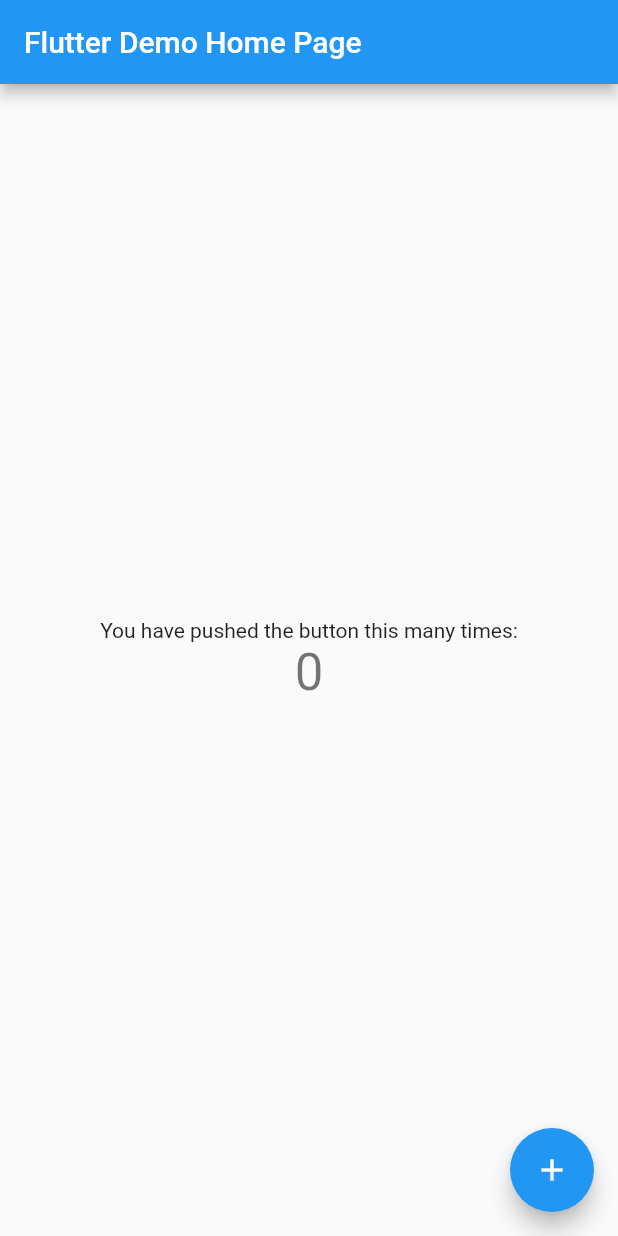
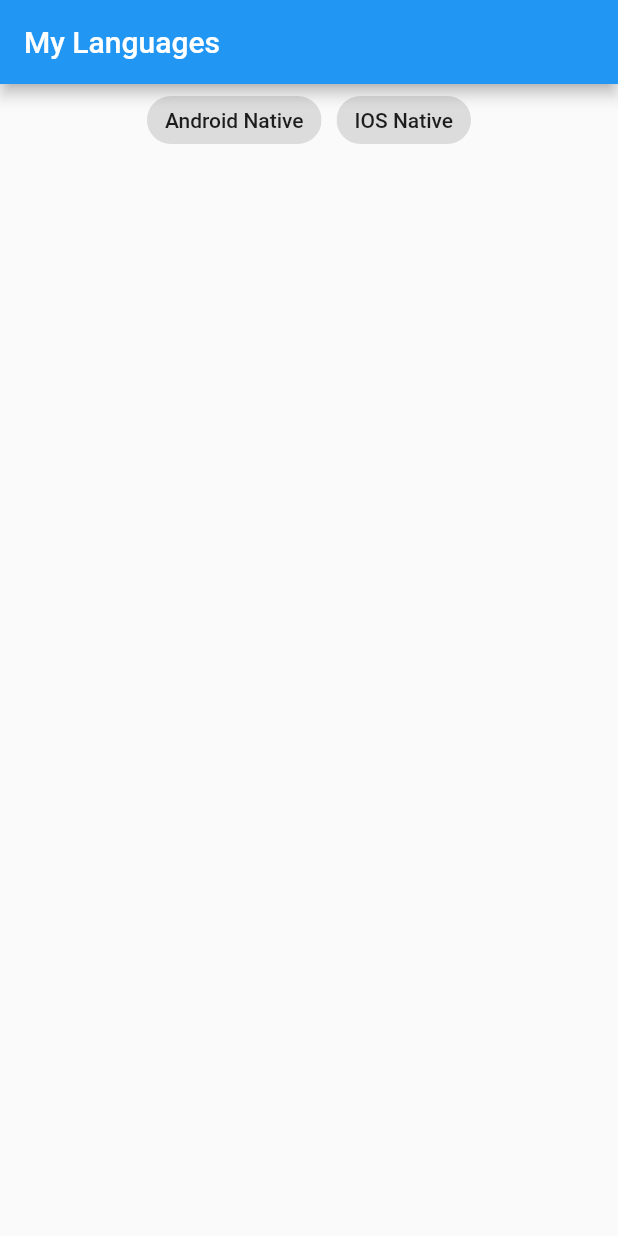
Before and after one commit to Natayoane/flutter, a Flutter app: the screen it shows after launch, on a phone screen of 412 x 824 dp. Run offline on Flutter 3.47's test engine with Material 2 defaults, Android fonts, the phone set to English and light mode, and no system bars.

Commit message:
create screen home page

```diff
--- a/states_widgets_routes/lib/main.dart
+++ b/states_widgets_routes/lib/main.dart
@@ -1,4 +1,6 @@
 import 'package:flutter/material.dart';
+
+import 'screens/home.dart';
 
 void main() {
   runApp(const MyApp());
@@ -7,109 +9,14 @@ void main() {
 class MyApp extends StatelessWidget {
   const MyApp({Key? key}) : super(key: key);
 
-  // This widget is the root of your application.
   @override
   Widget build(BuildContext context) {
     return MaterialApp(
       title: 'Flutter Demo',
       theme: ThemeData(
-        // This is the theme of your application.
-        //
-        // Try running your application with "flutter run". You'll see the
-        // application has a blue toolbar. Then, without quitting the app, try
-        // changing the primarySwatch below to Colors.green and then invoke
-        // "hot reload" (press "r" in the console where you ran "flutter run",
-        // or simply save your changes to "hot reload" in a Flutter IDE).
-        // Notice that the counter didn't reset back to zero; the application
-        // is not restarted.
         primarySwatch: Colors.blue,
       ),
-      home: const MyHomePage(title: 'Flutter Demo Home Page'),
+      home: const MyHomePage(),
     );
   }
 }
-
-class MyHomePage extends StatefulWidget {
-  const MyHomePage({Key? key, required this.title}) : super(key: key);
-
-  // This widget is the home page of your application. It is stateful, meaning
-  // that it has a State object (defined below) that contains fields that affect
-  // how it looks.
-
-  // This class is the configuration for the state. It holds the values (in this
-  // case the title) provided by the parent (in this case the App widget) and
-  // used by the build method of the State. Fields in a Widget subclass are
-  // always marked "final".
-
-  final String title;
-
-  @override
-  State<MyHomePage> createState() => _MyHomePageState();
-}
-
-class _MyHomePageState extends State<MyHomePage> {
-  int _counter = 0;
-
-  void _incrementCounter() {
-    setState(() {
-      // This call to setState tells the Flutter framework that something has
-      // changed in this State, which causes it to rerun the build method below
-      // so that the display can reflect the updated values. If we changed
-      // _counter without calling setState(), then the build method would not be
-      // called again, and so nothing would appear to happen.
-      _counter++;
-    });
-  }
-
-  @override
-  Widget build(BuildContext context) {
-    // This method is rerun every time setState is called, for instance as done
-    // by the _incrementCounter method above.
-    //
-    // The Flutter framework has been optimized to make rerunning build methods
-    // fast, so that you can just rebuild anything that needs updating rather
-    // than having to individually change instances of widgets.
-    return Scaffold(
-      appBar: AppBar(
-        // Here we take the value from the MyHomePage object that was created by
-        // the App.build method, and use it to set our appbar title.
-        title: Text(widget.title),
-      ),
-      body: Center(
-        // Center is a layout widget. It takes a single child and positions it
-        // in the middle of the parent.
-        child: Column(
-          // Column is also a layout widget. It takes a list of children and
-          // arranges them vertically. By default, it sizes itself to fit its
-          // children horizontally, and tries to be as tall as its parent.
-          //
-          // Invoke "debug painting" (press "p" in the console, choose the
-          // "Toggle Debug Paint" action from the Flutter Inspector in Android
-          // Studio, or the "Toggle Debug Paint" command in Visual Studio Code)
-          // to see the wireframe for each widget.
-          //
-          // Column has various properties to control how it sizes itself and
-          // how it positions its children. Here we use mainAxisAlignment to
-          // center the children vertically; the main axis here is the vertical
-          // axis because Columns are vertical (the cross axis would be
-          // horizontal).
-          mainAxisAlignment: MainAxisAlignment.center,
-          children: <Widget>[
-            const Text(
-              'You have pushed the button this many times:',
-            ),
-            Text(
-              '$_counter',
-              style: Theme.of(context).textTheme.headline4,
-            ),
-          ],
-        ),
-      ),
-      floatingActionButton: FloatingActionButton(
-        onPressed: _incrementCounter,
-        tooltip: 'Increment',
-        child: const Icon(Icons.add),
-      ), // This trailing comma makes auto-formatting nicer for build methods.
-    );
-  }
-}
--- /dev/null
+++ b/states_widgets_routes/lib/screens/home.dart
@@ -0,0 +1,68 @@
+import 'package:flutter/material.dart';
+// import 'package:flutter/src/widgets/framework.dart';
+
+class MyHomePage extends StatefulWidget {
+  const MyHomePage({Key? key}) : super(key: key);
+
+  @override
+  State<MyHomePage> createState() => _MyHomePageState();
+}
+
+class _MyHomePageState extends State<MyHomePage> {
+  List<bool> selects = [false, false, false, false, false, false];
+
+  Widget title = const Text("My Languages");
+
+  @override
+  Widget build(BuildContext context) {
+    return Scaffold(
+      appBar: AppBar(title: title),
+      body: Column(children: [
+        Wrap(
+          spacing: 10,
+          children: [
+            ChoiceChip(
+              label: Text("Android Native"),
+              selected: selects[0],
+              onSelected: (value){
+                setState(() {
+                  selects[0] = value;
+                });
+              }
+            ),
+             ChoiceChip(
+              label: Text("IOS Native"),
+              selected: selects[1],
+              onSelected: (value){
+                setState(() {
+                  selects[1] = value;
+                });
+              }
+            ),
+          ],
+        ),
+        Expanded(child: ListView(children: buildItemsList()))
+      ]),
+    );
+  }
+
+  List<Widget> buildItemsList() {
+    return [
+      if(selects[0]) const Card(
+        child: ListTile(
+          leading: Icon(Icons.android),
+          title: Text("Android Card"),
+          subtitle: Text("Languages C, Java e Kotlin"),
+        ),
+      ),
+
+     if(selects[1]) const Card(
+        child: ListTile(
+          leading: Icon(Icons.apple),
+          title: Text("IOS Card"),
+          subtitle: Text("Languages C, Java e Kotlin"),
+        ),
+      ),
+    ];
+  }
+}
```
Also changed, not shown: 1 other file.
